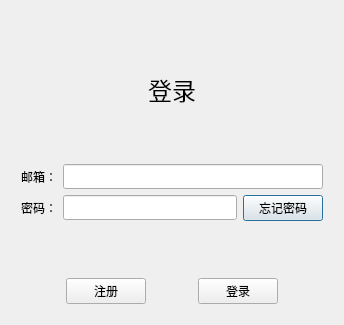
Qt form logindialog.ui (Riustina/ChatClient) before a commit.
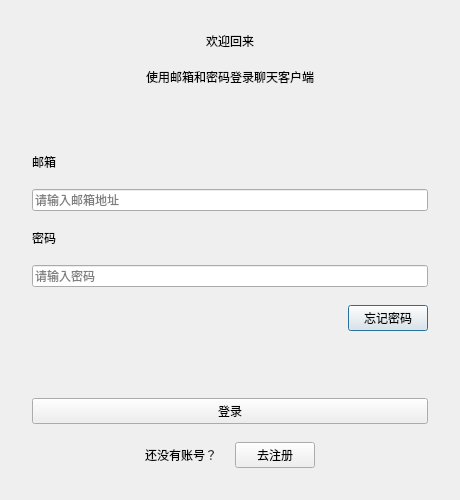
The same form after that commit.

What changed in the file:
```diff
--- a/logindialog.ui
+++ b/logindialog.ui
@@ -6,170 +6,107 @@
    <rect>
     <x>0</x>
     <y>0</y>
-    <width>344</width>
-    <height>325</height>
+    <width>460</width>
+    <height>500</height>
    </rect>
   </property>
   <property name="windowTitle">
    <string>Dialog</string>
   </property>
   <layout class="QVBoxLayout" name="verticalLayout_2">
-   <item>
-    <layout class="QVBoxLayout" name="verticalLayout">
+   <property name="spacing">
+    <number>18</number>
+   </property>
      <property name="leftMargin">
-      <number>10</number>
+    <number>32</number>
      </property>
      <property name="topMargin">
-      <number>10</number>
+    <number>32</number>
      </property>
      <property name="rightMargin">
-      <number>10</number>
+    <number>32</number>
      </property>
      <property name="bottomMargin">
-      <number>10</number>
-     </property>
-     <item>
-      <spacer name="verticalSpacer_2">
-       <property name="orientation">
-        <enum>Qt::Orientation::Vertical</enum>
-       </property>
-       <property name="sizeHint" stdset="0">
-        <size>
-         <width>20</width>
-         <height>40</height>
-        </size>
-       </property>
-      </spacer>
-     </item>
-     <item>
-      <layout class="QHBoxLayout" name="horizontalLayout_4">
+    <number>32</number>
+   </property>
        <item>
         <widget class="QLabel" name="label">
-         <property name="sizePolicy">
-          <sizepolicy hsizetype="Fixed" vsizetype="Fixed">
-           <horstretch>0</horstretch>
-           <verstretch>0</verstretch>
-          </sizepolicy>
-         </property>
-         <property name="minimumSize">
-          <size>
-           <width>0</width>
-           <height>0</height>
-          </size>
-         </property>
-         <property name="maximumSize">
-          <size>
-           <width>16777215</width>
-           <height>16777215</height>
-          </size>
-         </property>
-         <property name="font">
-          <font>
-           <pointsize>18</pointsize>
-           <bold>false</bold>
-          </font>
-         </property>
+     <property name="text">
+      <string>欢迎回来</string>
+     </property>
+     <property name="alignment">
+      <set>Qt::AlignCenter</set>
+     </property>
+    </widget>
+   </item>
+   <item>
+    <widget class="QLabel" name="subtitleLabel">
          <property name="text">
-          <string>登录</string>
+      <string>使用邮箱和密码登录聊天客户端</string>
          </property>
          <property name="alignment">
-          <set>Qt::AlignmentFlag::AlignCenter</set>
+      <set>Qt::AlignCenter</set>
          </property>
         </widget>
        </item>
-      </layout>
-     </item>
      <item>
-      <spacer name="verticalSpacer">
+    <spacer name="verticalSpacerTop">
        <property name="orientation">
         <enum>Qt::Orientation::Vertical</enum>
        </property>
        <property name="sizeHint" stdset="0">
         <size>
          <width>20</width>
-         <height>40</height>
+       <height>12</height>
         </size>
        </property>
       </spacer>
      </item>
-     <item>
-      <layout class="QHBoxLayout" name="horizontalLayout">
        <item>
         <widget class="QLabel" name="userLabel">
-         <property name="minimumSize">
-          <size>
-           <width>0</width>
-           <height>25</height>
-          </size>
-         </property>
-         <property name="maximumSize">
-          <size>
-           <width>16777215</width>
-           <height>25</height>
-          </size>
-         </property>
          <property name="text">
-          <string>邮箱：</string>
+      <string>邮箱</string>
          </property>
         </widget>
        </item>
        <item>
         <widget class="QLineEdit" name="emailLineEdit">
-         <property name="minimumSize">
-          <size>
-           <width>0</width>
-           <height>25</height>
-          </size>
-         </property>
-         <property name="maximumSize">
-          <size>
-           <width>16777215</width>
-           <height>25</height>
-          </size>
+     <property name="placeholderText">
+      <string>请输入邮箱地址</string>
          </property>
         </widget>
        </item>
-      </layout>
-     </item>
-     <item>
-      <layout class="QHBoxLayout" name="horizontalLayout_2">
        <item>
         <widget class="QLabel" name="pswdLabel">
-         <property name="minimumSize">
-          <size>
-           <width>0</width>
-           <height>25</height>
-          </size>
-         </property>
-         <property name="maximumSize">
-          <size>
-           <width>16777215</width>
-           <height>25</height>
-          </size>
-         </property>
          <property name="text">
-          <string>密码：</string>
+      <string>密码</string>
          </property>
         </widget>
        </item>
        <item>
         <widget class="QLineEdit" name="pswdLineEdit">
-         <property name="minimumSize">
-          <size>
-           <width>0</width>
-           <height>25</height>
-          </size>
-         </property>
-         <property name="maximumSize">
-          <size>
-           <width>16777215</width>
-           <height>25</height>
-          </size>
-         </property>
          <property name="echoMode">
-          <enum>QLineEdit::EchoMode::Password</enum>
-         </property>
-        </widget>
+      <enum>QLineEdit::Password</enum>
+     </property>
+     <property name="placeholderText">
+      <string>请输入密码</string>
+     </property>
+    </widget>
+   </item>
+   <item>
+    <layout class="QHBoxLayout" name="helperLayout">
+     <item>
+      <spacer name="helperSpacer">
+       <property name="orientation">
+        <enum>Qt::Horizontal</enum>
+       </property>
+       <property name="sizeHint" stdset="0">
+        <size>
+         <width>40</width>
+         <height>20</height>
+        </size>
+       </property>
+      </spacer>
        </item>
        <item>
         <widget class="QPushButton" name="forgetBtn">
@@ -181,67 +118,14 @@
       </layout>
      </item>
      <item>
-      <spacer name="verticalSpacer_3">
+    <spacer name="verticalSpacerBottom">
        <property name="orientation">
         <enum>Qt::Orientation::Vertical</enum>
        </property>
        <property name="sizeHint" stdset="0">
         <size>
          <width>20</width>
-         <height>40</height>
-        </size>
-       </property>
-      </spacer>
-     </item>
-     <item>
-      <layout class="QHBoxLayout" name="horizontalLayout_3">
-       <item>
-        <spacer name="horizontalSpacer">
-         <property name="orientation">
-          <enum>Qt::Orientation::Horizontal</enum>
-         </property>
-         <property name="sizeHint" stdset="0">
-          <size>
-           <width>40</width>
-           <height>20</height>
-          </size>
-         </property>
-        </spacer>
-       </item>
-       <item>
-        <widget class="QPushButton" name="regButton">
-         <property name="sizePolicy">
-          <sizepolicy hsizetype="Fixed" vsizetype="Fixed">
-           <horstretch>0</horstretch>
-           <verstretch>0</verstretch>
-          </sizepolicy>
-         </property>
-         <property name="minimumSize">
-          <size>
-           <width>0</width>
-           <height>0</height>
-          </size>
-         </property>
-         <property name="maximumSize">
-          <size>
-           <width>16777215</width>
-           <height>16777215</height>
-          </size>
-         </property>
-         <property name="text">
-          <string>注册</string>
-         </property>
-        </widget>
-       </item>
-       <item>
-        <spacer name="horizontalSpacer_2">
-         <property name="orientation">
-          <enum>Qt::Orientation::Horizontal</enum>
-         </property>
-         <property name="sizeHint" stdset="0">
-          <size>
-           <width>40</width>
-           <height>20</height>
+       <height>16</height>
           </size>
          </property>
         </spacer>
@@ -254,9 +138,11 @@
         </widget>
        </item>
        <item>
-        <spacer name="horizontalSpacer_3">
+    <layout class="QHBoxLayout" name="bottomLayout">
+     <item>
+      <spacer name="bottomLeftSpacer">
          <property name="orientation">
-          <enum>Qt::Orientation::Horizontal</enum>
+        <enum>Qt::Horizontal</enum>
          </property>
          <property name="sizeHint" stdset="0">
           <size>
@@ -266,7 +152,32 @@
          </property>
         </spacer>
        </item>
-      </layout>
+     <item>
+      <widget class="QLabel" name="registerHintLabel">
+       <property name="text">
+        <string>还没有账号？</string>
+       </property>
+      </widget>
+     </item>
+     <item>
+      <widget class="QPushButton" name="regButton">
+       <property name="text">
+        <string>去注册</string>
+       </property>
+      </widget>
+     </item>
+     <item>
+      <spacer name="bottomRightSpacer">
+       <property name="orientation">
+        <enum>Qt::Horizontal</enum>
+       </property>
+       <property name="sizeHint" stdset="0">
+        <size>
+         <width>40</width>
+         <height>20</height>
+        </size>
+       </property>
+      </spacer>
      </item>
     </layout>
    </item>
```
Left out of the diff: 6 changed lines with no effect on the pictures. Lines whose indentation alone changed are shown as unchanged.
